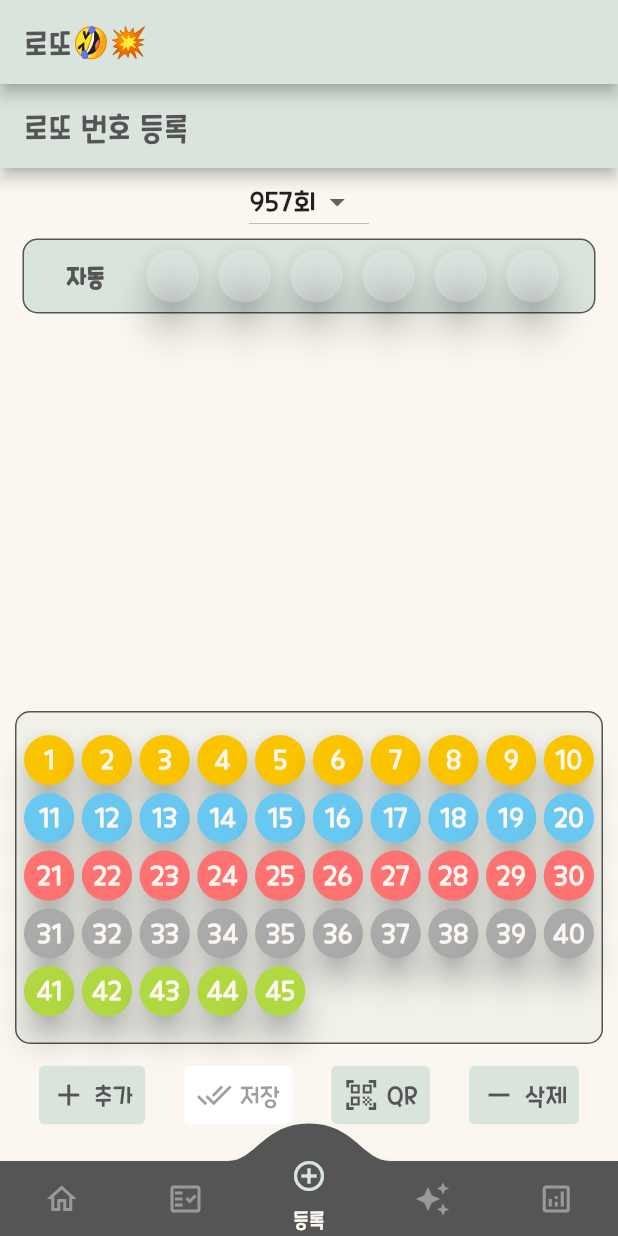
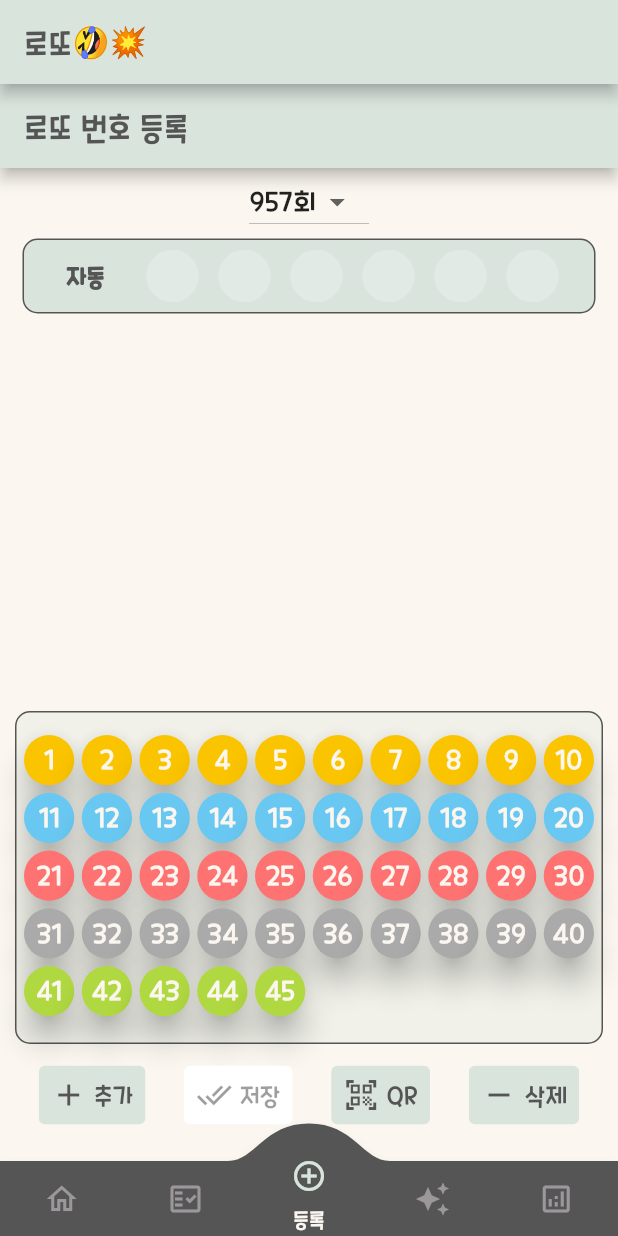
Before and after one commit to empering/lotto_mate_public, a Flutter app: the screen it shows after launch, item 3 of the bottom bar chosen, on a phone screen of 412 x 824 dp. Run offline on Flutter 3.47's test engine with Material 2 defaults, Android fonts, the phone set to English and light mode, and no system bars; drawn by our look-alikes of convex_bottom_bar; our stand-ins replace cloud_firestore, firebase_core, firebase_messaging, flutter_local_notifications, flutter_spinkit, get and 1 more; missing offline and left inert: qrscan; accounts and stored records are empty; network calls fail.

Commit message:
선택 숫자가 없는경우 elevation 0

```diff
--- a/lib/widgets/lotto_number.dart
+++ b/lib/widgets/lotto_number.dart
@@ -22,7 +22,7 @@ class LottoNumber extends StatelessWidget {
           ),
         ),
       ),
-      elevation: this.fontSize / 2,
+      elevation: number != null ? this.fontSize / 2 : 0.0,
       shape: CircleBorder(),
       clipBehavior: Clip.antiAlias,
     );
```
